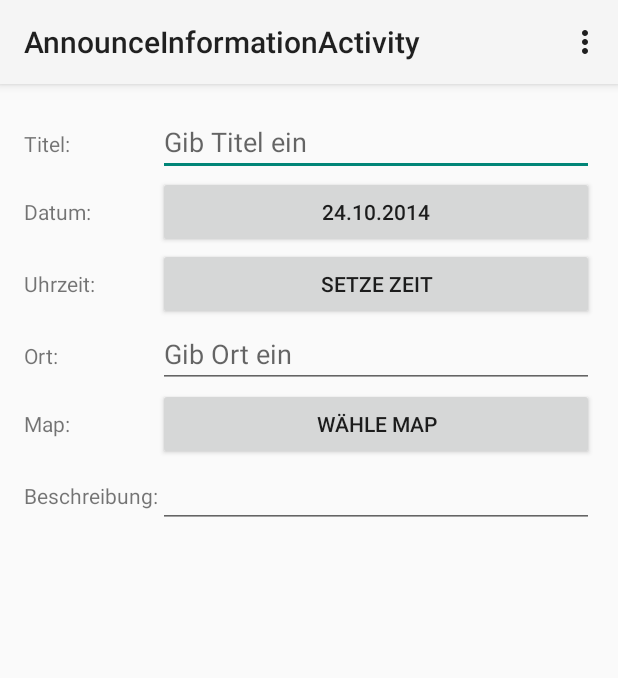
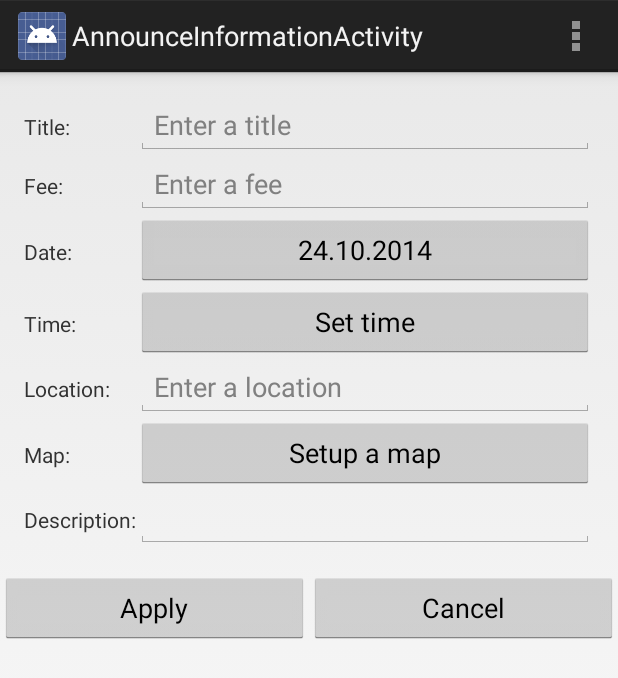
Before and after one commit to hawxthy/ps1415, an Android app: the AnnounceInformationActivity screen opened directly, with no data from a screen before it, on a phone screen of 412 x 824 dp. Shown: the top 678 px of the screen. Run offline under Robolectric (Android 15) with nearby library versions, the phone set to English and light mode, and no system bars; libraries missing offline, so code that uses them is left out: com.google.appengine.api.

Commit message:
Veranstalter App erweitert, um deutsch bzw englische Sprache und GUI Elemente hinzugefügt

```diff
--- a/veranstalterapp/build.gradle
+++ b/veranstalterapp/build.gradle
@@ -1,13 +1,13 @@
 apply plugin: 'com.android.application'
 
 android {
-    compileSdkVersion 21
+    compileSdkVersion 20
     buildToolsVersion "20.0.0"
 
     defaultConfig {
         applicationId "ws1415.veranstalterapp"
-        minSdkVersion 8
-        targetSdkVersion 21
+        minSdkVersion 15
+        targetSdkVersion 20
         versionCode 1
         versionName "1.0"
     }
@@ -20,6 +20,7 @@ android {
 }
 
 dependencies {
+    compile 'com.google.appengine:appengine-endpoints:1.9.8'
+    compile project(path: ':SkatenightBackend', configuration: 'android-endpoints')
     compile fileTree(dir: 'libs', include: ['*.jar'])
-    compile 'com.android.support:appcompat-v7:21.0.0'
 }
--- a/veranstalterapp/src/main/AndroidManifest.xml
+++ b/veranstalterapp/src/main/AndroidManifest.xml
@@ -1,7 +1,11 @@
+<?xml version="1.0" encoding="utf-8"?>
 <manifest xmlns:android="http://schemas.android.com/apk/res/android"
     package="ws1415.veranstalterapp">
 
-    <application android:allowBackup="true"
+    <uses-permission android:name="android.permission.INTERNET" />
+
+    <application
+        android:allowBackup="true"
         android:label="@string/app_name"
         android:icon="@drawable/ic_launcher"
         android:theme="@style/AppTheme">
--- a/veranstalterapp/src/main/java/ws1415/veranstalterapp/AnnounceInformationActivity.java
+++ b/veranstalterapp/src/main/java/ws1415/veranstalterapp/AnnounceInformationActivity.java
@@ -12,12 +12,19 @@ import android.view.MenuItem;
 import android.view.View;
 import android.widget.Button;
 import android.widget.DatePicker;
+import android.widget.EditText;
 import android.widget.TimePicker;
-
+import com.google.appengine.api.datastore.Text;
 import java.util.Calendar;
 
 
 public class AnnounceInformationActivity extends Activity{
+    // Die Viewelemente für das Event
+    private EditText editTextTitle;
+    private EditText editTextFee;
+    private EditText editTextLocation;
+    private EditText editTextDescription;
+
     // Die Buttons für Zeit und Datum
     private Button datePickerButton;
     private Button timePickerButton;
@@ -38,6 +45,9 @@ public class AnnounceInformationActivity extends Activity{
     protected void onCreate(Bundle savedInstanceState) {
         super.onCreate(savedInstanceState);
         setContentView(R.layout.activity_announce_information);
+
+        // Initialisiere die View Elemente
+
 
         // Initialisiere die Buttons
         timePickerButton = (Button) findViewById(R.id.announce_info_time_button);
@@ -124,4 +134,16 @@ public class AnnounceInformationActivity extends Activity{
             }
         }
     };
+
+    /**
+     * Hier soll was passieren wenn der Versanstalter den Prozess abbricht!
+     */
+    public void cancelInfo(){
+       // TODO Muss noch implementiert werden
+    }
+
+    public void applyInfo(){
+
+    }
+
 }
--- /dev/null
+++ b/veranstalterapp/src/main/java/ws1415/veranstalterapp/CreateEventTask.java
@@ -0,0 +1,23 @@
+package ws1415.veranstalterapp;
+
+import android.os.AsyncTask;
+import com.appspot.skatenight_ms.skatenightAPI.model.Event;
+import java.io.IOException;
+
+/**
+ * Created by Bernd Eissing, Marting Wrodarczyk on 24.10.2014.
+ */
+public class CreateEventTask extends AsyncTask<Event, Void, Void> {
+    /**
+     * Schreibt die neuen Informationen in das Event.
+     * @param params Das in der Activity erstelle Event
+     */
+    protected Void doInBackground(Event... params){
+        try{
+            ServiceProvider.getService().skatenightServerEndpoint().setEvent(params[0]);
+        }catch(IOException e) {
+            e.printStackTrace();
+        }
+        return null;
+    }
+}
--- /dev/null
+++ b/veranstalterapp/src/main/java/ws1415/veranstalterapp/ServiceProvider.java
@@ -0,0 +1,28 @@
+package ws1415.veranstalterapp;
+
+import com.appspot.skatenight_ms.skatenightAPI.SkatenightAPI;
+import com.google.api.client.extensions.android.http.AndroidHttp;
+import com.google.api.client.extensions.android.json.AndroidJsonFactory;
+
+/**
+ * Created by Bernd Eissing, Martin Wrodarczyk on 24.10.2014.
+ */
+public abstract class ServiceProvider {
+    private static SkatenightAPI service;
+
+    /**
+     * Stellt eine Instanz der SkatenightAPI zur verfügung
+     * @return die Instanz der SkatenightAPI
+     */
+    public static SkatenightAPI getService(){
+        if(service == null){
+            SkatenightAPI.Builder builder = new SkatenightAPI.Builder(
+                    AndroidHttp.newCompatibleTransport(),
+                    new AndroidJsonFactory(), null);
+            builder.setRootUrl("https://skatenight-ms.apspot.com/_ah/api");
+            service = builder.build();
+        }
+        return service;
+    }
+
+}
--- a/veranstalterapp/src/main/res/layout/activity_announce_information.xml
+++ b/veranstalterapp/src/main/res/layout/activity_announce_information.xml
@@ -1,6 +1,12 @@
 <ScrollView xmlns:android="http://schemas.android.com/apk/res/android"
     android:layout_width="match_parent"
     android:layout_height="wrap_content">
+
+    <LinearLayout
+        android:layout_width="match_parent"
+        android:layout_height="wrap_content"
+        android:orientation="vertical">
+
 
         <TableLayout
             android:layout_width="match_parent"
@@ -15,14 +21,14 @@
                 <TextView
                     android:layout_width="match_parent"
                     android:layout_height="wrap_content"
-                android:text="Titel:" />
+                    android:text="@string/announce_info_title" />
 
                 <EditText
                     android:id="@+id/announce_info_date_edittext"
                     android:layout_width="0dp"
                     android:layout_height="wrap_content"
                     android:layout_weight="1"
-                android:hint="Gib Titel ein"
+                    android:hint="@string/announce_info_title_hint"
                     android:maxLength="30"
                     android:singleLine="true" />
 
@@ -33,7 +39,25 @@
                 <TextView
                     android:layout_width="match_parent"
                     android:layout_height="wrap_content"
-                android:text="Datum:" />
+                    android:text="@string/announce_info_fee" />
+
+                <EditText
+                    android:id="@+id/announce_info_fee_edittext"
+                    android:layout_width="0dp"
+                    android:layout_height="wrap_content"
+                    android:layout_weight="1"
+                    android:hint="@string/announce_info_fee_hint"
+                    android:maxLength="30"
+                    android:singleLine="true" />
+
+            </TableRow>
+
+            <TableRow>
+
+                <TextView
+                    android:layout_width="match_parent"
+                    android:layout_height="wrap_content"
+                    android:text="@string/announce_info_date" />
 
                 <Button
                     android:id="@+id/announce_info_date_button"
@@ -49,7 +73,7 @@
                 <TextView
                     android:layout_width="match_parent"
                     android:layout_height="wrap_content"
-                android:text="Uhrzeit:" />
+                    android:text="@string/announce_info_time" />
 
                 <Button
                     android:id="@+id/announce_info_time_button"
@@ -57,7 +81,7 @@
                     android:layout_height="wrap_content"
                     android:layout_weight="1"
                     android:onClick="showTimePickerDialog"
-                android:text="Setze Zeit" />
+                    android:text="@string/announce_info_set_time" />
 
 
             </TableRow>
@@ -67,14 +91,14 @@
                 <TextView
                     android:layout_width="match_parent"
                     android:layout_height="wrap_content"
-                android:text="Ort:" />
+                    android:text="@string/announce_info_location" />
 
                 <EditText
                     android:id="@+id/announce_info_location_edittext"
                     android:layout_width="0dp"
                     android:layout_height="wrap_content"
                     android:layout_weight="1"
-                android:hint="Gib Ort ein"
+                    android:hint="@string/announce_info_location_hint"
                     android:maxLength="30"
                     android:singleLine="true" />
 
@@ -85,13 +109,13 @@
                 <TextView
                     android:layout_width="match_parent"
                     android:layout_height="wrap_content"
-                android:text="Map:" />
+                    android:text="@string/announce_info_map" />
 
                 <Button
                     android:layout_width="0dp"
                     android:layout_height="wrap_content"
                     android:layout_weight="1"
-                android:text="Wähle Map" />
+                    android:text="@string/announce_info_choose_map" />
             </TableRow>
 
             <TableRow>
@@ -99,13 +123,36 @@
                 <TextView
                     android:layout_width="match_parent"
                     android:layout_height="wrap_content"
-                android:text="Beschreibung:" />
+                    android:text="@string/announce_info_description" />
 
                 <EditText
                     android:layout_width="0dp"
                     android:layout_height="wrap_content"
                     android:layout_weight="1" />
             </TableRow>
+        </TableLayout>
 
-    </TableLayout>
+        <LinearLayout
+            android:layout_width="match_parent"
+            android:layout_height="wrap_content"
+            android:orientation="horizontal">
+
+            <Button
+                android:id="@+id/announce_info_apply_button"
+                android:layout_width="0dp"
+                android:layout_height="wrap_content"
+                android:layout_weight="1"
+                android:onClick="applyInfo"
+                android:text="@string/announce_info_apply_button" />
+
+            <Button
+                android:id="@+id/announce_info_cancel_button"
+                android:layout_width="0dp"
+                android:layout_height="wrap_content"
+                android:layout_weight="1"
+                android:onClick="cancelInfo"
+                android:text="@string/announce_info_cancel_button" />
+
+        </LinearLayout>
+    </LinearLayout>
 </ScrollView>
--- a/veranstalterapp/src/main/res/values-v21/styles.xml
+++ /dev/null
@@ -1,5 +0,0 @@
-<?xml version="1.0" encoding="utf-8"?>
-<resources>
-    <style name="AppTheme" parent="android:Theme.Material.Light">
-    </style>
-</resources>
--- a/veranstalterapp/src/main/res/values/strings.xml
+++ b/veranstalterapp/src/main/res/values/strings.xml
@@ -1,5 +1,23 @@
 <resources>
+
     <string name="app_name">VeranstalterApp</string>
     <string name="action_settings">Settings</string>
+
+    <!-- Annoucne Information xml-->
     <string name="title_activity_announce_information">AnnounceInformationActivity</string>
+    <string name="announce_info_apply_button">Apply</string>
+    <string name="announce_info_cancel_button">Cancel</string>
+    <string name="announce_info_title">Title:</string>
+    <string name="announce_info_title_hint">Enter a title</string>
+    <string name="announce_info_fee">Fee:</string>
+    <string name="announce_info_fee_hint">Enter a fee</string>
+    <string name="announce_info_date">Date:</string>#
+    <string name="announce_info_time">Time:</string>
+    <string name="announce_info_set_time">Set time</string>
+    <string name="announce_info_location">Location:</string>
+    <string name="announce_info_location_hint">Enter a location</string>
+    <string name="announce_info_map">Map:</string>
+    <string name="announce_info_choose_map">Setup a map</string>
+    <string name="announce_info_description">Description:</string>
+
 </resources>
--- a/veranstalterapp/src/main/res/values/styles.xml
+++ b/veranstalterapp/src/main/res/values/styles.xml
@@ -1,7 +1,7 @@
 <resources>
 
     <!-- Base application theme. -->
-    <style name="AppTheme" parent="Theme.AppCompat.Light.DarkActionBar">
+    <style name="AppTheme" parent="android:Theme.Holo.Light.DarkActionBar">
         <!-- Customize your theme here. -->
     </style>
 
```
Also changed, not shown: 2 other files. Lines whose indentation alone changed are shown as unchanged.
